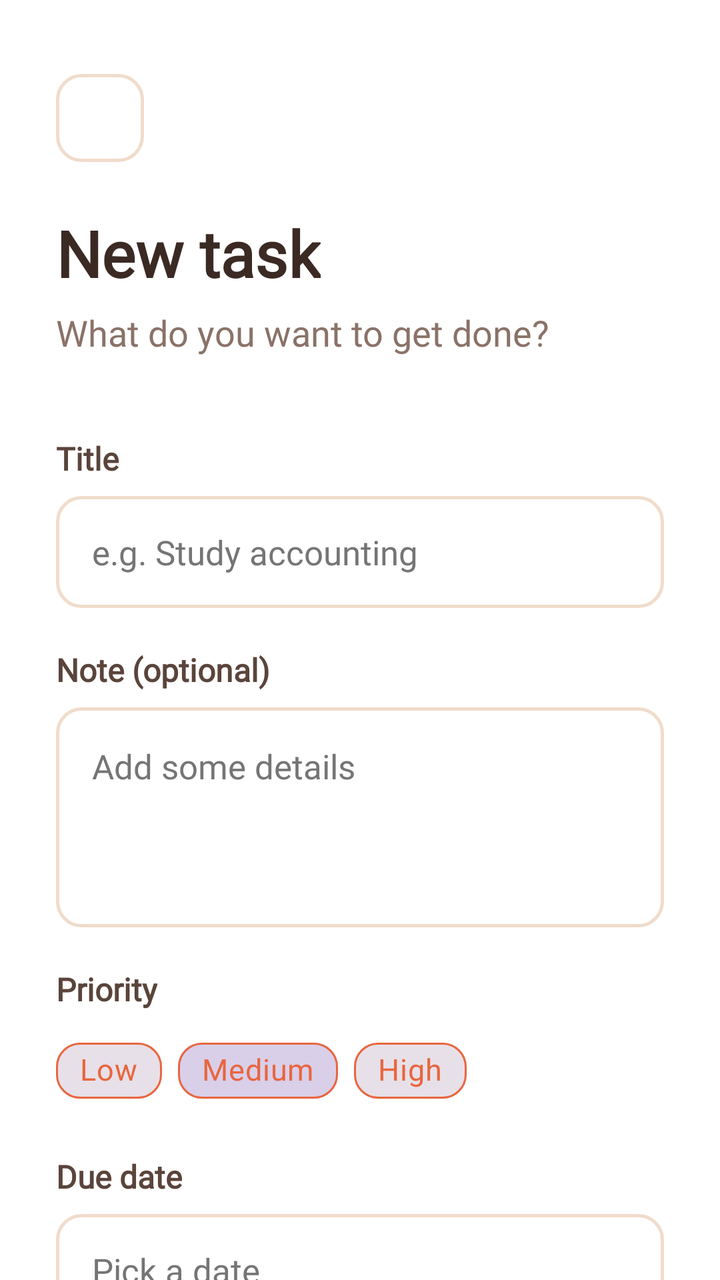
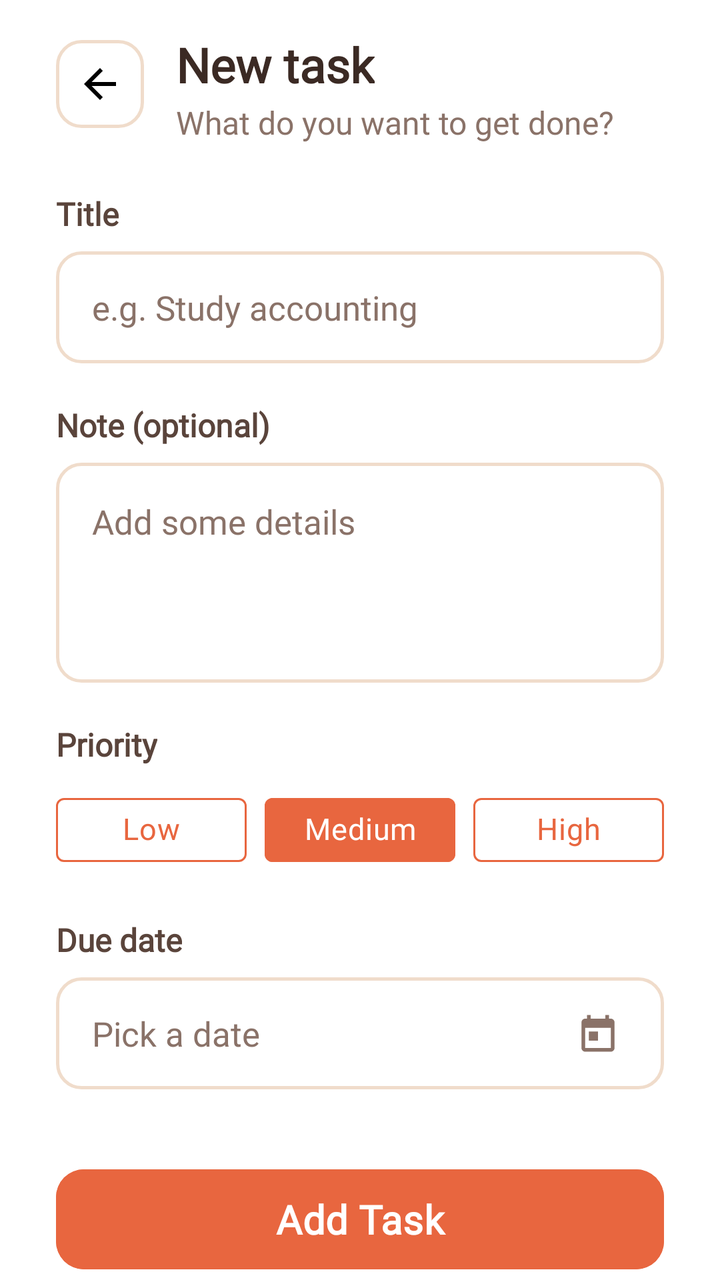

Before-and-after screenshots of an Android layout around one commit, followed by the original layout XML and the change that was made.
<!-- AndroidManifest.xml: application theme Theme.TodoApplication -->
<!-- res/layout/activity_add_task.xml -->
<?xml version="1.0" encoding="utf-8"?>
<ScrollView xmlns:android="http://schemas.android.com/apk/res/android"
    xmlns:app="http://schemas.android.com/apk/res-auto"
    xmlns:tools="http://schemas.android.com/tools"
    android:id="@+id/layoutAddTask"
    android:layout_width="match_parent"
    android:layout_height="match_parent"
    android:background="@color/white"
    android:clipToPadding="false"
    android:fillViewport="true"
    android:overScrollMode="never"
    android:scrollbars="none"
    tools:context=".modules.home.AddTaskActivity">

    <LinearLayout
        android:layout_width="match_parent"
        android:layout_height="wrap_content"
        android:orientation="vertical"
        android:paddingStart="28dp"
        android:paddingTop="37dp"
        android:paddingEnd="28dp"
        android:paddingBottom="24dp">

        
        <ImageButton
            android:id="@+id/btnBack"
            android:layout_width="44dp"
            android:layout_height="44dp"
            android:background="@drawable/bg_input"
            android:contentDescription="Back" />

        <TextView
            android:layout_width="wrap_content"
            android:layout_height="wrap_content"
            android:layout_marginTop="24dp"
            android:fontFamily="@font/kanit_bold"
            android:text="New task"
            android:textColor="@color/tf_text_primary"
            android:textSize="32sp"
            android:textStyle="bold" />

        <TextView
            android:layout_width="wrap_content"
            android:layout_height="wrap_content"
            android:layout_marginTop="6dp"
            android:fontFamily="@font/kanit_regular"
            android:text="What do you want to get done?"
            android:textColor="@color/tf_text_secondary"
            android:textSize="18sp" />

        
        <TextView
            android:layout_width="wrap_content"
            android:layout_height="wrap_content"
            android:layout_marginTop="40dp"
            android:fontFamily="@font/kanit_bold"
            android:text="Title"
            android:textColor="@color/tf_lable"
            android:textSize="16sp"
            android:textStyle="bold" />

        <EditText
            android:id="@+id/etTitle"
            android:layout_width="match_parent"
            android:layout_height="56dp"
            android:layout_marginTop="8dp"
            android:background="@drawable/bg_input"
            android:fontFamily="@font/kanit_regular"
            android:hint="e.g. Study accounting"
            android:inputType="textCapSentences"
            android:maxLines="1"
            android:paddingStart="18dp"
            android:paddingEnd="18dp"
            android:textColor="@color/tf_text_primary"
            android:textColorHint="@color/text_color_hint"
            android:textSize="17sp" />

        
        <TextView
            android:layout_width="wrap_content"
            android:layout_height="wrap_content"
            android:layout_marginTop="20dp"
            android:fontFamily="@font/kanit_bold"
            android:text="Note (optional)"
            android:textColor="@color/tf_lable"
            android:textSize="16sp"
            android:textStyle="bold" />

        <EditText
            android:id="@+id/etNote"
            android:layout_width="match_parent"
            android:layout_height="wrap_content"
            android:layout_marginTop="8dp"
            android:background="@drawable/bg_input"
            android:fontFamily="@font/kanit_regular"
            android:gravity="top|start"
            android:hint="Add some details"
            android:inputType="textMultiLine|textCapSentences"
            android:minHeight="110dp"
            android:padding="18dp"
            android:textColor="@color/tf_text_primary"
            android:textColorHint="@color/text_color_hint"
            android:textSize="17sp" />

        
        <TextView
            android:layout_width="wrap_content"
            android:layout_height="wrap_content"
            android:layout_marginTop="20dp"
            android:fontFamily="@font/kanit_bold"
            android:text="Priority"
            android:textColor="@color/tf_lable"
            android:textSize="16sp"
            android:textStyle="bold" />

        <com.google.android.material.chip.ChipGroup
            android:id="@+id/chipGroupPriority"
            android:layout_width="match_parent"
            android:layout_height="wrap_content"
            android:layout_marginTop="8dp"
            app:selectionRequired="true"
            app:singleSelection="true">

            <com.google.android.material.chip.Chip
                android:id="@+id/chipLow"
                style="@style/Widget.MaterialComponents.Chip.Choice"
                android:layout_width="wrap_content"
                android:layout_height="44dp"
                android:fontFamily="@font/kanit_regular"
                android:text="Low"
                android:textColor="@color/tf_primary"
                android:textSize="15sp"
                app:checkedIconVisible="false"
                app:chipCornerRadius="12dp"
                app:chipStrokeColor="@color/tf_primary"
                app:chipStrokeWidth="1dp" />

            <com.google.android.material.chip.Chip
                android:id="@+id/chipMedium"
                style="@style/Widget.MaterialComponents.Chip.Choice"
                android:layout_width="wrap_content"
                android:layout_height="44dp"
                android:checked="true"
                android:fontFamily="@font/kanit_regular"
                android:text="Medium"
                android:textColor="@color/tf_primary"
                android:textSize="15sp"
                app:checkedIconVisible="false"
                app:chipCornerRadius="12dp"
                app:chipStrokeColor="@color/tf_primary"
                app:chipStrokeWidth="1dp" />

            <com.google.android.material.chip.Chip
                android:id="@+id/chipHigh"
                style="@style/Widget.MaterialComponents.Chip.Choice"
                android:layout_width="wrap_content"
                android:layout_height="44dp"
                android:fontFamily="@font/kanit_regular"
                android:text="High"
                android:textColor="@color/tf_primary"
                android:textSize="15sp"
                app:checkedIconVisible="false"
                app:chipCornerRadius="12dp"
                app:chipStrokeColor="@color/tf_primary"
                app:chipStrokeWidth="1dp" />
        </com.google.android.material.chip.ChipGroup>

        
        <TextView
            android:layout_width="wrap_content"
            android:layout_height="wrap_content"
            android:layout_marginTop="20dp"
            android:fontFamily="@font/kanit_bold"
            android:text="Due date"
            android:textColor="@color/tf_lable"
            android:textSize="16sp"
            android:textStyle="bold" />

        <LinearLayout
            android:id="@+id/llDueDate"
            android:layout_width="match_parent"
            android:layout_height="56dp"
            android:layout_marginTop="8dp"
            android:background="@drawable/bg_input"
            android:clickable="true"
            android:focusable="true"
            android:gravity="center_vertical"
            android:orientation="horizontal"
            android:paddingStart="18dp"
            android:paddingEnd="18dp">

            <TextView
                android:id="@+id/tvDueDate"
                android:layout_width="0dp"
                android:layout_height="wrap_content"
                android:layout_weight="1"
                android:fontFamily="@font/kanit_regular"
                android:text="Pick a date"
                android:textColor="@color/text_color_hint"
                android:textSize="17sp" />






        </LinearLayout>

        
        <com.google.android.material.button.MaterialButton
            android:id="@+id/btnSaveTask"
            android:layout_width="match_parent"
            android:layout_height="58dp"
            android:layout_marginTop="36dp"
            android:backgroundTint="@color/tf_primary"
            android:fontFamily="@font/kanit_bold"
            android:text="Add Task"
            android:textAllCaps="false"
            android:textColor="@color/white"
            android:textSize="20sp"
            android:textStyle="bold"
            app:cornerRadius="14dp" />

        <com.google.android.material.button.MaterialButton
            android:id="@+id/btnCancel"
            android:layout_width="match_parent"
            android:layout_height="58dp"
            android:layout_marginTop="12dp"
            android:backgroundTint="#FFDFD0"
            android:fontFamily="@font/kanit_bold"
            android:text="Cancel"
            android:textAllCaps="false"
            android:textColor="@color/tf_primary"
            android:textSize="20sp"
            android:textStyle="bold"
            app:cornerRadius="14dp" />

    </LinearLayout>
</ScrollView>
<!-- resources referenced by this layout -->
<resources>
  <color name="text_color_hint">#757575</color>
  <color name="tf_lable">#5A443B</color>
  <color name="tf_primary">#E8663F</color>
  <color name="tf_text_primary">#3B2A24</color>
  <color name="tf_text_secondary">#8A7268</color>
  <color name="white">#FFFFFFFF</color>
  <!-- drawable bg_input (drawable) -->
  <?xml version="1.0" encoding="utf-8"?>
  <shape xmlns:android="http://schemas.android.com/apk/res/android"
      android:shape="rectangle">
      <solid android:color="@color/input_bg" />
      <stroke android:width="1.5dp" android:color="@color/input_border" />
      <corners android:radius="12dp" />
  </shape>
  <style name="Theme.TodoApplication" parent="Base.Theme.TodoApplication" />
  <color name="input_bg">#FFFFFF</color>
  <color name="input_border">#F0DCCB</color>
  <style name="Base.Theme.TodoApplication" parent="Theme.Material3.DayNight.NoActionBar">
          
          
      </style>
</resources>

<!-- the commit's change to res/layout/activity_add_task.xml (unified diff, before → after) -->
@@ -10,49 +10,67 @@
     android:fillViewport="true"
     android:overScrollMode="never"
     android:scrollbars="none"
-    tools:context=".modules.home.AddTaskActivity">
+    tools:context=".modules.home.view.AddTaskActivity">
 
     <LinearLayout
         android:layout_width="match_parent"
         android:layout_height="wrap_content"
         android:orientation="vertical"
         android:paddingStart="28dp"
-        android:paddingTop="37dp"
+        android:paddingTop="16dp"
         android:paddingEnd="28dp"
         android:paddingBottom="24dp">
 
         
-        <ImageButton
-            android:id="@+id/btnBack"
-            android:layout_width="44dp"
-            android:layout_height="44dp"
-            android:background="@drawable/bg_input"
-            android:contentDescription="Back" />
-
+        <LinearLayout
+            android:layout_width="match_parent"
+            android:layout_height="wrap_content"
+            android:gravity="top"
+            android:orientation="horizontal">
+
+            <ImageButton
+                android:id="@+id/btnBack"
+                android:layout_width="44dp"
+                android:layout_height="44dp"
+                android:layout_marginTop="4dp"
+                android:background="@drawable/bg_back_button"
+                android:contentDescription="Back"
+                android:src="@drawable/ic_arrow_back"
+                app:tint="@color/black" />
+
+            <LinearLayout
+                android:layout_width="0dp"
+                android:layout_height="wrap_content"
+                android:layout_marginStart="16dp"
+                android:layout_weight="1"
+                android:orientation="vertical">
+
+                <TextView
+                    android:layout_width="wrap_content"
+                    android:layout_height="wrap_content"
+                    android:fontFamily="@font/kanit_bold"
+                    android:text="New task"
+                    android:textColor="@color/tf_text_primary"
+                    android:textSize="24sp"
+                    android:textStyle="bold" />
+
+                <TextView
+                    android:layout_width="wrap_content"
+                    android:layout_height="wrap_content"
+                    android:layout_marginTop="2dp"
+                    android:fontFamily="@font/kanit_regular"
+                    android:text="What do you want to get done?"
+                    android:textColor="@color/tf_text_secondary"
+                    android:textSize="16sp" />
+
+            </LinearLayout>
+        </LinearLayout>
+
+        
         <TextView
             android:layout_width="wrap_content"
             android:layout_height="wrap_content"
             android:layout_marginTop="24dp"
-            android:fontFamily="@font/kanit_bold"
-            android:text="New task"
-            android:textColor="@color/tf_text_primary"
-            android:textSize="32sp"
-            android:textStyle="bold" />
-
-        <TextView
-            android:layout_width="wrap_content"
-            android:layout_height="wrap_content"
-            android:layout_marginTop="6dp"
-            android:fontFamily="@font/kanit_regular"
-            android:text="What do you want to get done?"
-            android:textColor="@color/tf_text_secondary"
-            android:textSize="18sp" />
-
-        
-        <TextView
-            android:layout_width="wrap_content"
-            android:layout_height="wrap_content"
-            android:layout_marginTop="40dp"
             android:fontFamily="@font/kanit_bold"
             android:text="Title"
             android:textColor="@color/tf_lable"
@@ -72,7 +90,7 @@
             android:paddingStart="18dp"
             android:paddingEnd="18dp"
             android:textColor="@color/tf_text_primary"
-            android:textColorHint="@color/text_color_hint"
+            android:textColorHint="@color/tf_text_secondary"
             android:textSize="17sp" />
 
         
@@ -99,7 +117,7 @@
             android:minHeight="110dp"
             android:padding="18dp"
             android:textColor="@color/tf_text_primary"
-            android:textColorHint="@color/text_color_hint"
+            android:textColorHint="@color/tf_text_secondary"
             android:textSize="17sp" />
 
         
@@ -113,59 +131,74 @@
             android:textSize="16sp"
             android:textStyle="bold" />
 
-        <com.google.android.material.chip.ChipGroup
+        <LinearLayout
             android:id="@+id/chipGroupPriority"
             android:layout_width="match_parent"
             android:layout_height="wrap_content"
             android:layout_marginTop="8dp"
-            app:selectionRequired="true"
-            app:singleSelection="true">
+            android:gravity="center_vertical"
+            android:orientation="horizontal">
 
             <com.google.android.material.chip.Chip
                 android:id="@+id/chipLow"
                 style="@style/Widget.MaterialComponents.Chip.Choice"
-                android:layout_width="wrap_content"
-                android:layout_height="44dp"
-                android:fontFamily="@font/kanit_regular"
+                android:layout_width="0dp"
+                android:layout_height="48dp"
+                android:layout_marginEnd="6dp"
+                android:layout_weight="1"
+                android:fontFamily="@font/kanit_regular"
+                android:gravity="center"
                 android:text="Low"
-                android:textColor="@color/tf_primary"
+                android:textAlignment="center"
+                android:textColor="@color/chip_text_selector"
                 android:textSize="15sp"
                 app:checkedIconVisible="false"
-                app:chipCornerRadius="12dp"
-                app:chipStrokeColor="@color/tf_primary"
+                app:chipBackgroundColor="@color/chip_bg_selector"
+                app:chipCornerRadius="4dp"
+                app:chipStrokeColor="@color/chip_stroke_selector"
                 app:chipStrokeWidth="1dp" />
 
             <com.google.android.material.chip.Chip
                 android:id="@+id/chipMedium"
                 style="@style/Widget.MaterialComponents.Chip.Choice"
-                android:layout_width="wrap_content"
-                android:layout_height="44dp"
+                android:layout_width="0dp"
+                android:layout_height="48dp"
+                android:layout_marginStart="3dp"
+                android:layout_marginEnd="3dp"
+                android:layout_weight="1"
                 android:checked="true"
                 android:fontFamily="@font/kanit_regular"
+                android:gravity="center"
                 android:text="Medium"
-                android:textColor="@color/tf_primary"
+                android:textAlignment="center"
+                android:textColor="@color/chip_text_selector"
                 android:textSize="15sp"
                 app:checkedIconVisible="false"
-                app:chipCornerRadius="12dp"
-                app:chipStrokeColor="@color/tf_primary"
+                app:chipBackgroundColor="@color/chip_bg_selector"
+                app:chipCornerRadius="4dp"
+                app:chipStrokeColor="@color/chip_stroke_selector"
                 app:chipStrokeWidth="1dp" />
 
             <com.google.android.material.chip.Chip
                 android:id="@+id/chipHigh"
                 style="@style/Widget.MaterialComponents.Chip.Choice"
-                android:layout_width="wrap_content"
-                android:layout_height="44dp"
-                android:fontFamily="@font/kanit_regular"
+                android:layout_width="0dp"
+                android:layout_height="48dp"
+                android:layout_marginStart="6dp"
+                android:layout_weight="1"
+                android:fontFamily="@font/kanit_regular"
+                android:gravity="center"
                 android:text="High"
-                android:textColor="@color/tf_primary"
+                android:textAlignment="center"
+                android:textColor="@color/chip_text_selector"
                 android:textSize="15sp"
                 app:checkedIconVisible="false"
-                app:chipCornerRadius="12dp"
-                app:chipStrokeColor="@color/tf_primary"
+                app:chipBackgroundColor="@color/chip_bg_selector"
+                app:chipCornerRadius="4dp"
+                app:chipStrokeColor="@color/chip_stroke_selector"
                 app:chipStrokeWidth="1dp" />
-        </com.google.android.material.chip.ChipGroup>
-
-        
+
+        </LinearLayout>        
         <TextView
             android:layout_width="wrap_content"
             android:layout_height="wrap_content"
@@ -196,14 +229,17 @@
                 android:layout_weight="1"
                 android:fontFamily="@font/kanit_regular"
                 android:text="Pick a date"
-                android:textColor="@color/text_color_hint"
+                android:textColor="@color/tf_text_secondary"
                 android:textSize="17sp" />
 
-
-
-
-
-
+            <ImageView
+                android:layout_width="22dp"
+                android:layout_height="22dp"
+                android:layout_gravity="end|center_vertical"
+                android:layout_marginEnd="4dp"
+                android:tint="@color/tf_text_secondary"
+                android:background="?attr/selectableItemBackgroundBorderless"
+                android:src="@drawable/ic_calendar" />
         </LinearLayout>
 
         
<!-- resource entries referenced after the edit -->
@@ -1,11 +1,24 @@
 <!-- resources referenced by this layout -->
 <resources>
-  <color name="text_color_hint">#757575</color>
+  <color name="black">#000000</color>
   <color name="tf_lable">#5A443B</color>
   <color name="tf_primary">#E8663F</color>
   <color name="tf_text_primary">#3B2A24</color>
   <color name="tf_text_secondary">#8A7268</color>
   <color name="white">#FFFFFFFF</color>
+  <!-- drawable bg_back_button (drawable) -->
+  <?xml version="1.0" encoding="utf-8"?>
+  <shape xmlns:android="http://schemas.android.com/apk/res/android"
+      android:shape="rectangle">
+  
+      <solid android:color="@color/white" />
+  
+      <stroke
+          android:width="1.5dp"
+          android:color="@color/input_border" />
+  
+      <corners android:radius="12dp" />
+  </shape>
   <!-- drawable bg_input (drawable) -->
   <?xml version="1.0" encoding="utf-8"?>
   <shape xmlns:android="http://schemas.android.com/apk/res/android"
@@ -14,6 +27,29 @@
       <stroke android:width="1.5dp" android:color="@color/input_border" />
       <corners android:radius="12dp" />
   </shape>
+  <!-- drawable ic_arrow_back (drawable) -->
+  <vector xmlns:android="http://schemas.android.com/apk/res/android"
+      android:width="24dp"
+      android:height="24dp"
+      android:autoMirrored="true"
+      android:tint="#000000"
+      android:viewportWidth="24"
+      android:viewportHeight="24">
+      <path
+          android:fillColor="@android:color/white"
+          android:pathData="M20,11H7.83l5.59,-5.59L12,4l-8,8 8,8 1.41,-1.41L7.83,13H20v-2z" />
+  </vector>
+  <!-- drawable ic_calendar (drawable) -->
+  <?xml version="1.0" encoding="utf-8"?>
+  <vector xmlns:android="http://schemas.android.com/apk/res/android"
+      android:width="24dp"
+      android:height="24dp"
+      android:viewportWidth="24"
+      android:viewportHeight="24">
+      <path
+          android:fillColor="#000000"
+          android:pathData="M19,4h-1L18,2h-2v2L8,4L8,2L6,2v2L5,4c-1.11,0 -1.99,0.9 -1.99,2L3,20c0,1.1 0.89,2 2,2h14c1.1,0 2,-0.9 2,-2L21,6c0,-1.1 -0.9,-2 -2,-2zM19,20L5,20L5,9h14v11zM7,11h5v5L7,16z" />
+  </vector>
   <style name="Theme.TodoApplication" parent="Base.Theme.TodoApplication" />
   <color name="input_bg">#FFFFFF</color>
   <color name="input_border">#F0DCCB</color>
